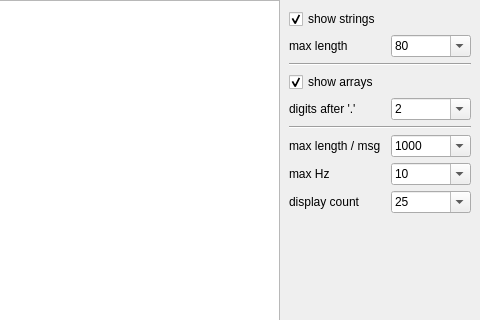
Before: the Qt Designer form node_manager_fkie/src/node_manager_fkie/EchoDialog.ui in fkie/multimaster_fkie, drawn with Qt 5; both pictures show x 500 to 980 and y 0 to 320 of the 980 by 779 pixel window.
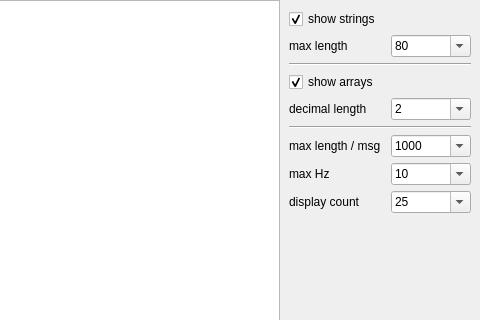
After: the same form once the commit is applied. Icons and pictures are not drawn.

Commit message: node_manager_fkie: label for decimal length changed

Patch:
```diff
--- a/node_manager_fkie/src/node_manager_fkie/EchoDialog.ui
+++ b/node_manager_fkie/src/node_manager_fkie/EchoDialog.ui
@@ -144,7 +144,7 @@
             <item>
              <widget class="QLabel" name="maxDigitsLabel">
               <property name="text">
-               <string>digits after '.'</string>
+               <string>decimal length</string>
               </property>
              </widget>
             </item>
```
